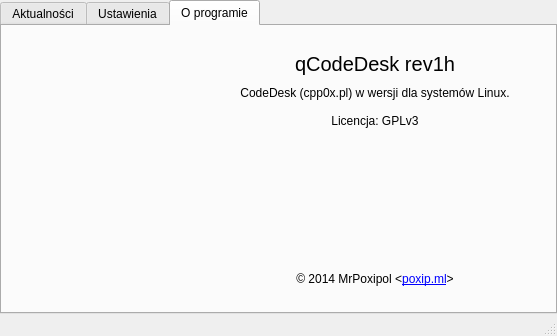
Qt form ui/mainwindow.ui (poxip/qcodedesk) before a commit.
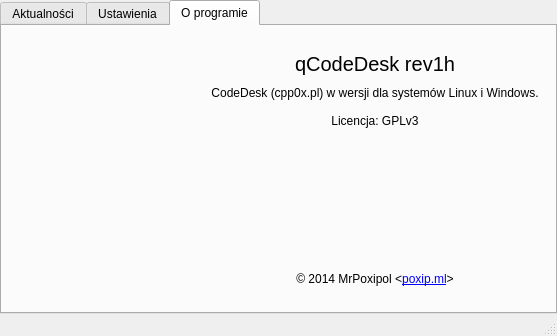
The same form after that commit. The open tabs and pages were chosen to show the change. Icons and pictures are not drawn.

Diff of the .ui file:
```diff
--- a/ui/mainwindow.ui
+++ b/ui/mainwindow.ui
@@ -354,7 +354,7 @@
                </sizepolicy>
               </property>
               <property name="text">
-               <string>CodeDesk (cpp0x.pl) w wersji dla systemów Linux.
+               <string>CodeDesk (cpp0x.pl) w wersji dla systemów Linux i Windows.
 
 Licencja: GPLv3</string>
               </property>
```
